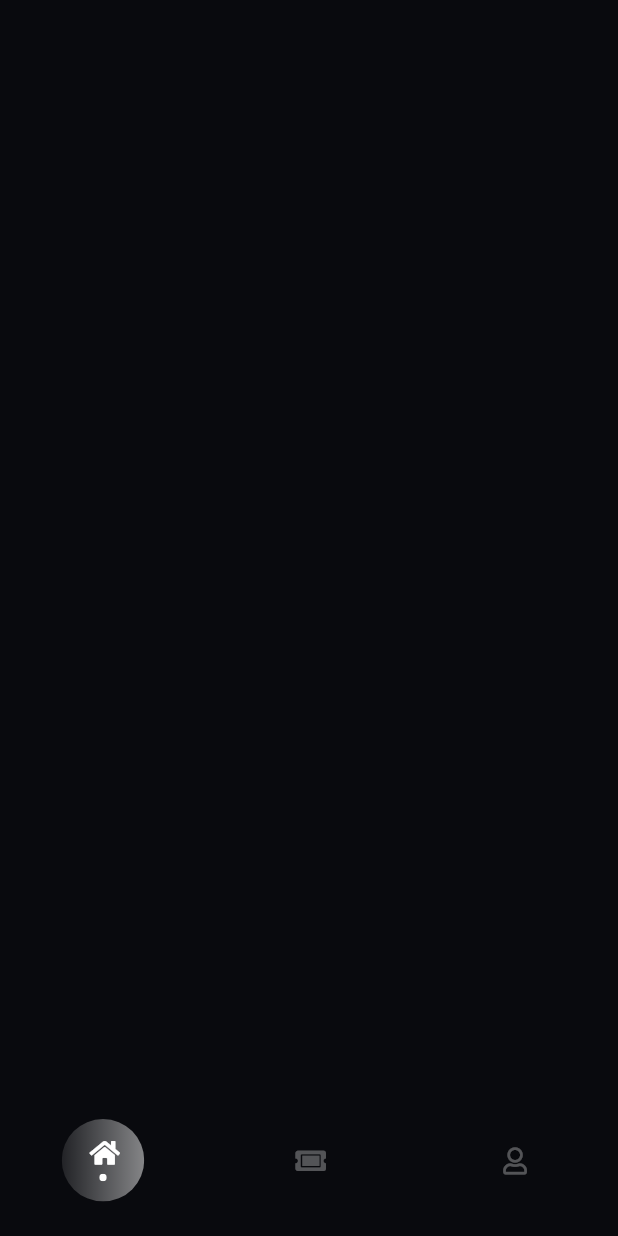
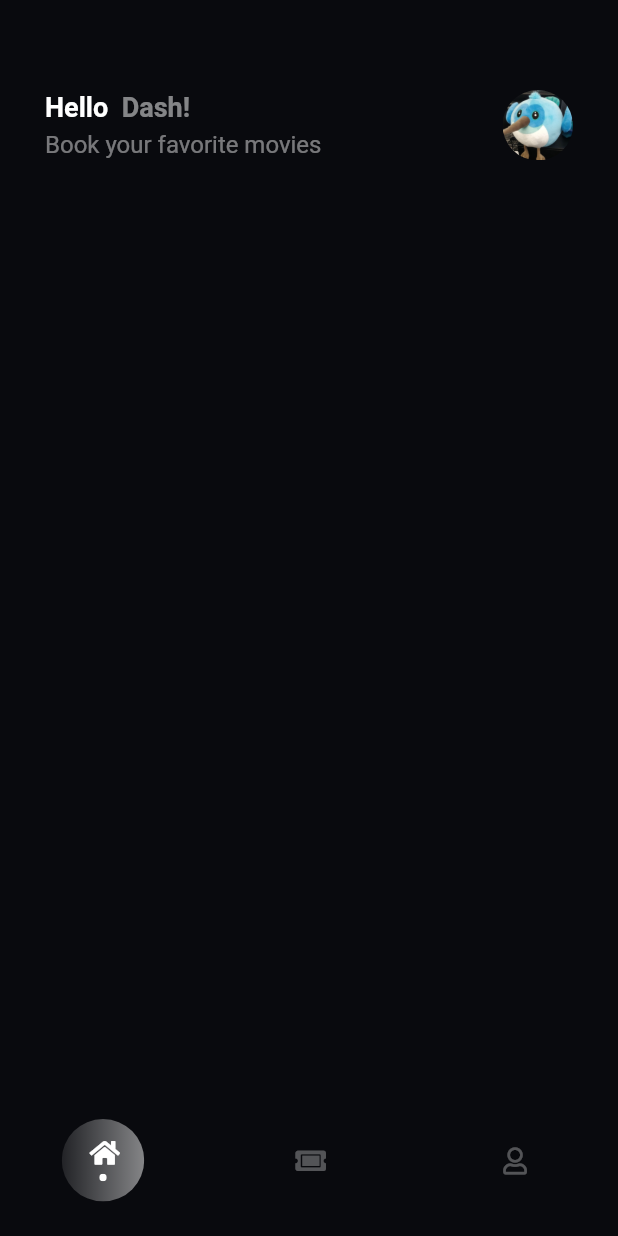
Before and after one commit to DevAdedoyin/Cinema-Ticket-App, a Flutter app: the screen it shows after launch, on a phone screen of 412 x 824 dp. Run offline on Flutter 3.47's test engine with Material 2 defaults, Android fonts, the phone set to English and light mode, and no system bars; our stand-ins replace font_awesome_flutter, get.

Commit message:
Header completed

```diff
--- a/lib/screens/home_screen/home_screen.dart
+++ b/lib/screens/home_screen/home_screen.dart
@@ -1,5 +1,5 @@
 import 'package:flutter/material.dart';
-import 'package:movie_ticket_app/screens/home_screen/tabs/home_tab.dart';
+import 'package:movie_ticket_app/screens/home_screen/tabs/home_tab/home_tab.dart';
 import 'package:movie_ticket_app/screens/home_screen/tabs/profile_tab.dart';
 import 'package:movie_ticket_app/screens/home_screen/tabs/ticket_tab.dart';
 import 'package:movie_ticket_app/state_manager/states.dart';
--- /dev/null
+++ b/lib/screens/home_screen/tabs/home_tab/home_header.dart
@@ -0,0 +1,56 @@
+import 'package:flutter/material.dart';
+import 'package:movie_ticket_app/themes.dart/colors.dart';
+
+class Header extends StatelessWidget {
+  const Header({Key? key}) : super(key: key);
+
+  @override
+  Widget build(BuildContext context) {
+    return Container(
+      margin: const EdgeInsets.symmetric(horizontal: 30, vertical: 60),
+      child: Row(
+        children: [
+          Column(
+            crossAxisAlignment: CrossAxisAlignment.start,
+            children: [
+              RichText(
+                text: TextSpan(children: [
+                  const TextSpan(
+                      text: 'Hello  ',
+                      style: TextStyle(
+                          color: white,
+                          fontSize: 18,
+                          fontWeight: FontWeight.bold)),
+                  TextSpan(
+                      text: 'Dash!',
+                      style: TextStyle(
+                          color: white.withOpacity(0.5),
+                          fontSize: 18,
+                          fontWeight: FontWeight.bold))
+                ]),
+              ),
+              const SizedBox(
+                height: 5,
+              ),
+              Text('Book your favorite movies',
+                  style: TextStyle(
+                    color: white.withOpacity(0.45),
+                    fontSize: 16,
+                  )),
+            ],
+          ),
+          const Spacer(),
+          ClipOval(
+            child: SizedBox(
+              height: 47,
+              width: 47,
+              child: Image.asset(
+                'assets/images/dash.png',
+              ),
+            ),
+          )
+        ],
+      ),
+    );
+  }
+}
--- a/lib/screens/home_screen/tabs/home_tab.dart
+++ b/lib/screens/home_screen/tabs/home_tab/home_tab.dart
@@ -1,4 +1,5 @@
 import 'package:flutter/material.dart';
+import 'package:movie_ticket_app/screens/home_screen/tabs/home_tab/home_header.dart';
 
 class HomeTab extends StatefulWidget {
   const HomeTab({Key? key}) : super(key: key);
@@ -10,6 +11,10 @@ class HomeTab extends StatefulWidget {
 class _HomeTabState extends State<HomeTab> {
   @override
   Widget build(BuildContext context) {
-    return Container();
+    return Column(
+      children: const [
+        Header(),
+      ],
+    );
   }
 }
--- a/pubspec.yaml
+++ b/pubspec.yaml
@@ -59,8 +59,8 @@ flutter:
   uses-material-design: true
 
   # To add assets to your application, add an assets section, like this:
-  # assets:
-  #   - images/a_dot_burr.jpeg
+  assets:
+    - assets/images/
   #   - images/a_dot_ham.jpeg
 
   # An image asset can refer to one or more resolution-specific "variants", see
```
Also changed, not shown: assets/images/dash.png (added).
